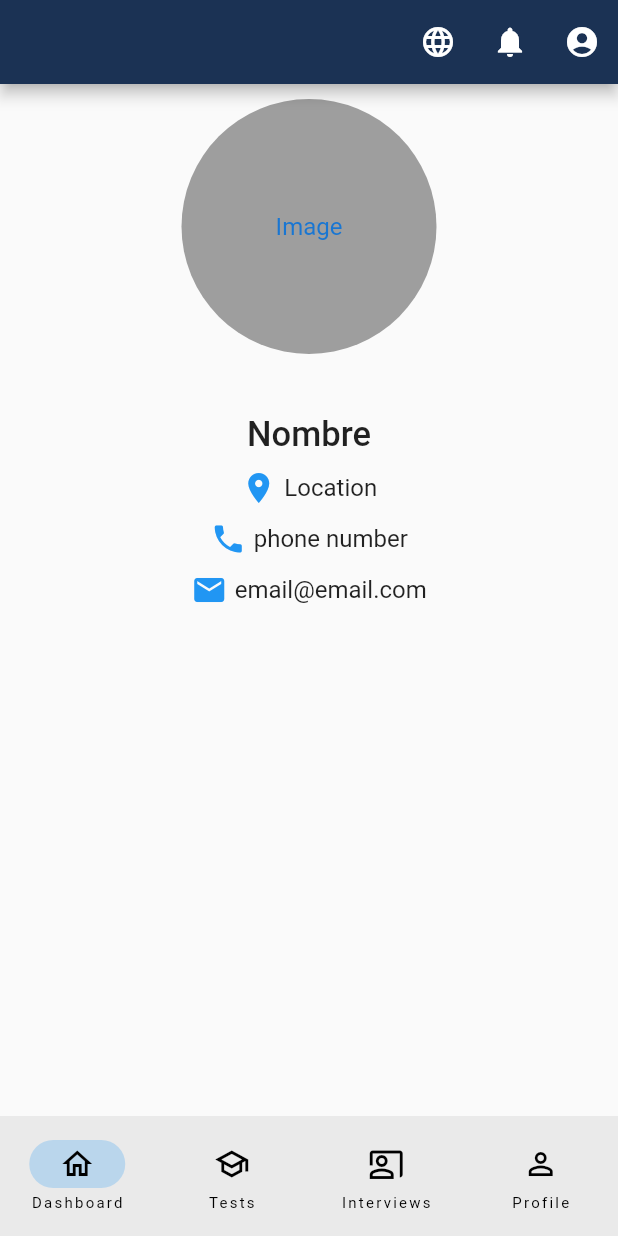
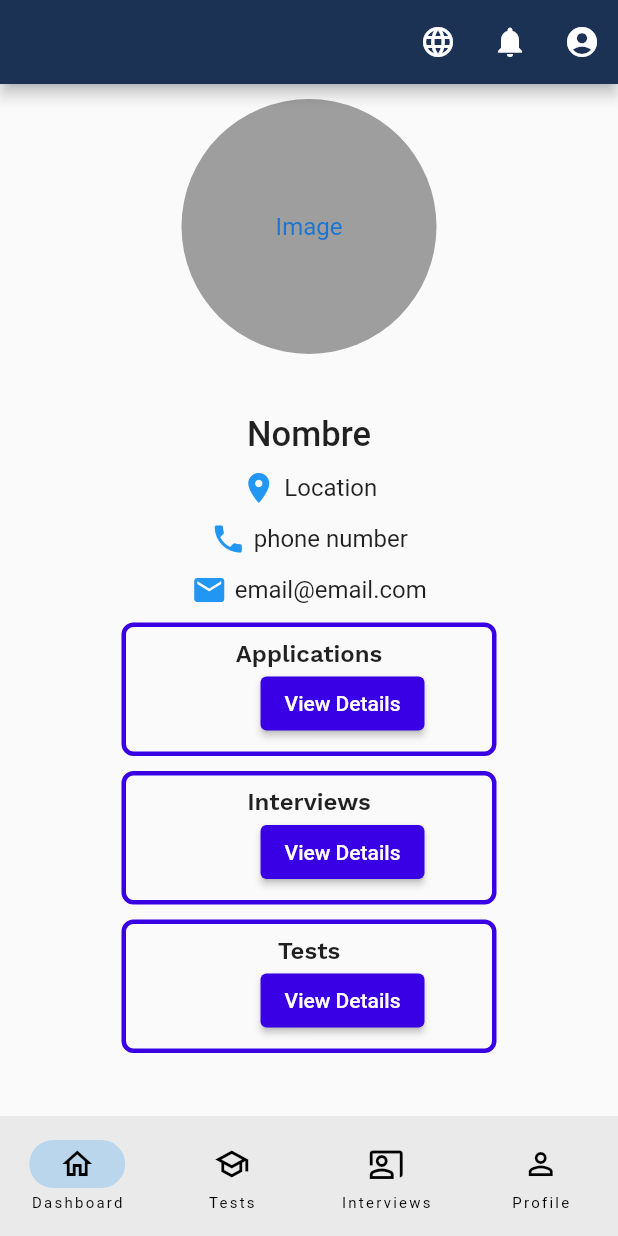
Before and after one commit to crevelandiagu/grupo7_movil-proyecto-final, a Flutter app: the screen it shows after launch, on a phone screen of 412 x 824 dp. Run offline on Flutter 3.47's test engine with Material 2 defaults, Android fonts, the phone set to English and light mode, and no system bars; our stand-ins replace get, google_fonts; missing offline and left inert: dart:ffi; generated files the repository leaves out were written again.

Commit message:
view dashboard con todos los elementos

```diff
--- a/lib/candidates/views/dashboard.dart
+++ b/lib/candidates/views/dashboard.dart
@@ -88,7 +88,13 @@ class Dashboard extends StatelessWidget {
                     ),
                    const SizedBox(
                       height: 10,
-                    )
+                    ),
+
+                    cardDashboard("Applications"),
+                    SizedBox(height: 10,),
+                    cardDashboard("Interviews"),
+                    SizedBox(height: 10,),
+                    cardDashboard("Tests"),
                   ],
                 ),
 
--- a/lib/candidates/views/signin.dart
+++ b/lib/candidates/views/signin.dart
@@ -93,6 +93,8 @@ class Signin extends StatelessWidget {
                       response: response,
                       onSuccess: (){
 
+                        Get.offNamed('/dashboard');
+
                       });
 
                   } catch (e) {
--- a/lib/common_widgets/widgets.dart
+++ b/lib/common_widgets/widgets.dart
@@ -1,4 +1,5 @@
 import 'package:flutter/material.dart';
+import 'package:google_fonts/google_fonts.dart';
 
 Widget bottomNavigation(Function(int index) onTap) {
   NavigationBar navigation = NavigationBar(
@@ -22,21 +23,35 @@ Widget bottomNavigation(Function(int index) onTap) {
 
 Widget cardDashboard(String title) {
   return Container(
+    width: 250,
+    padding: const EdgeInsets.symmetric(horizontal: 45, vertical: 8),
     decoration: BoxDecoration(
+      borderRadius: BorderRadius.circular(8.0),
       border: Border.all(
-        width: 2.0,
-        color: Colors.blue
+        width: 3.0,
+        color: const Color.fromARGB(255, 58, 0, 229),
       )
     ),
     child: Column(
+
       children: [
-        Text(title),
+        Text(
+          title,
+          style: GoogleFonts.workSans(
+            textStyle: const TextStyle(
+              fontSize: 16,
+              fontWeight: FontWeight.w600,
+            ),
+          ),
+          ),
         Row(
           mainAxisAlignment: MainAxisAlignment.end,
           children: [
             ElevatedButton(
+              style: ButtonStyle(
+                backgroundColor: MaterialStateProperty.all(Color.fromARGB(255, 58, 0, 229))),
               onPressed: (){},
-               child: const Text('Details'))
+               child: const Text('View Details'))
           ],
         )
       ],
```
